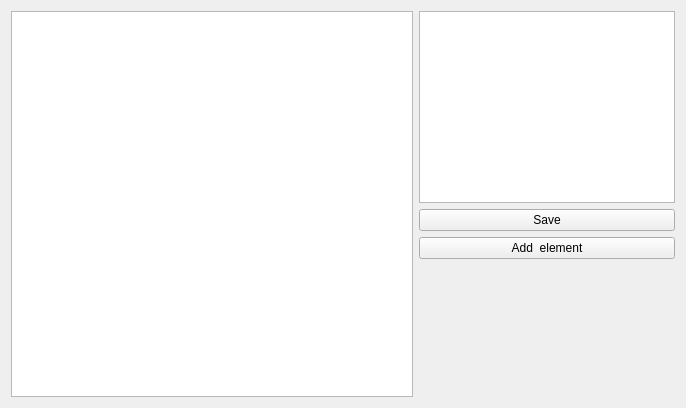
First picture: the form in src/smp/smp-gui/treetextview.ui, repository create-misch/dtv, before the edit.
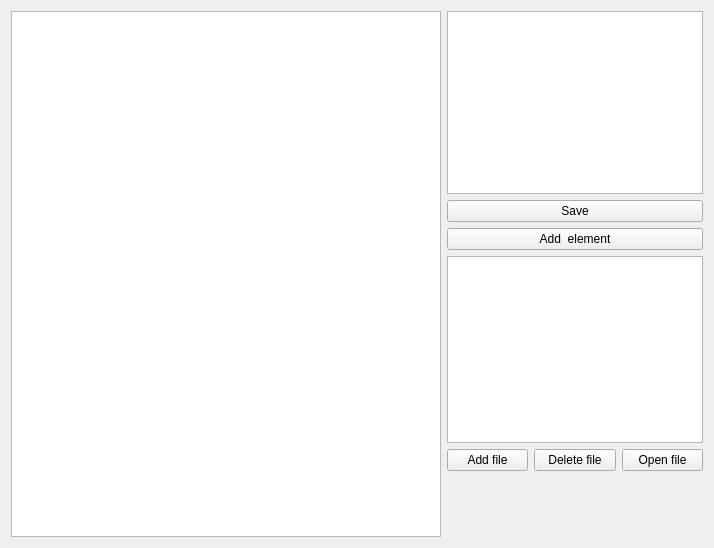
Second picture: the form after the edit.

Commit message: #3 Added view loaded files on gui, download files in db

Diff of the .ui file:
```diff
--- a/src/smp/smp-gui/treetextview.ui
+++ b/src/smp/smp-gui/treetextview.ui
@@ -6,8 +6,8 @@
    <rect>
     <x>0</x>
     <y>0</y>
-    <width>686</width>
-    <height>408</height>
+    <width>714</width>
+    <height>548</height>
    </rect>
   </property>
   <property name="windowTitle">
@@ -25,6 +25,14 @@
     </widget>
    </item>
    <item>
+    <layout class="QVBoxLayout" name="verticalLayout_3">
+     <property name="leftMargin">
+      <number>0</number>
+     </property>
+     <property name="bottomMargin">
+      <number>0</number>
+     </property>
+     <item>
     <layout class="QVBoxLayout" name="verticalLayout">
      <item>
       <widget class="QTextBrowser" name="textBrowser">
@@ -46,6 +54,62 @@
         <string>Add  element</string>
        </property>
       </widget>
+       </item>
+      </layout>
+     </item>
+     <item>
+      <layout class="QVBoxLayout" name="verticalLayout_4">
+       <property name="topMargin">
+        <number>0</number>
+       </property>
+       <property name="bottomMargin">
+        <number>0</number>
+       </property>
+       <item>
+        <widget class="QTreeView" name="treeView_files"/>
+       </item>
+       <item>
+        <layout class="QHBoxLayout" name="horizontalLayout_4">
+         <property name="bottomMargin">
+          <number>0</number>
+         </property>
+         <item>
+          <widget class="QPushButton" name="pushButton_addFile">
+           <property name="text">
+            <string>Add file</string>
+           </property>
+          </widget>
+         </item>
+         <item>
+          <widget class="QPushButton" name="pushButton_deleteFile">
+           <property name="text">
+            <string>Delete file</string>
+           </property>
+          </widget>
+         </item>
+         <item>
+          <widget class="QPushButton" name="pushButton_openFiel">
+           <property name="text">
+            <string>Open file</string>
+           </property>
+          </widget>
+         </item>
+        </layout>
+       </item>
+       <item>
+        <spacer name="verticalSpacer_2">
+         <property name="orientation">
+          <enum>Qt::Vertical</enum>
+         </property>
+         <property name="sizeHint" stdset="0">
+          <size>
+           <width>20</width>
+           <height>40</height>
+          </size>
+         </property>
+        </spacer>
+       </item>
+      </layout>
      </item>
      <item>
       <spacer name="verticalSpacer">
```
Lines whose indentation alone changed are shown as unchanged. The commit also changes 19 other files.
